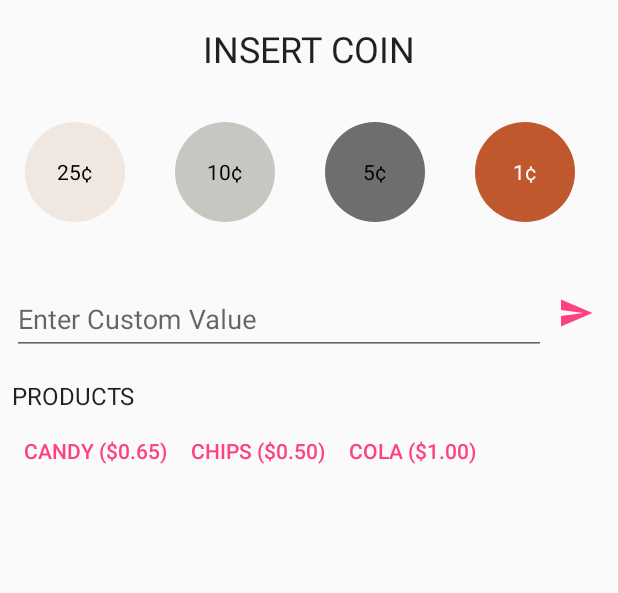
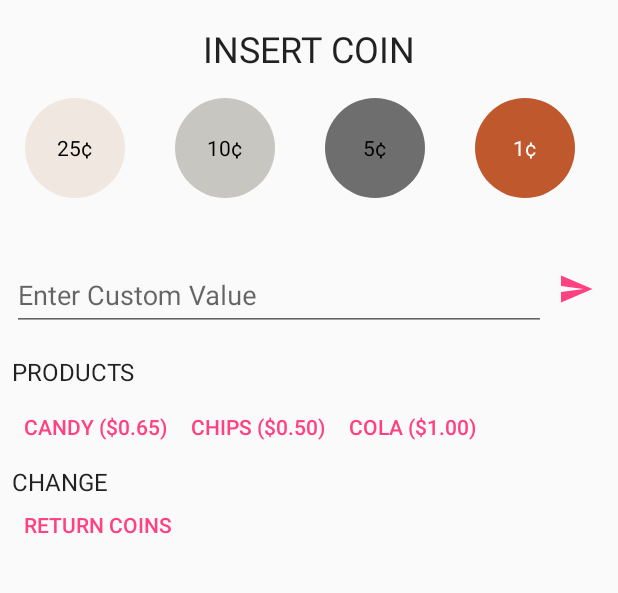
Before and after one commit to AaronRietschlin/VendingMachine-Kata, an Android app: the screen it shows after launch (VendingActivity), after a tap on "25¢", on a phone screen of 412 x 824 dp, the part 84-677 px from its top. Run offline under Robolectric (Android 15) with nearby library versions, the phone set to English and light mode, and no system bars; our stand-ins replace ButterKnife.

Commit message:
Finished support for inserting all change as well as what happens when the return change button is clicked.

```diff
--- a/app/src/main/java/com/ariets/kata/ui/vending/VendingMachineContract.java
+++ b/app/src/main/java/com/ariets/kata/ui/vending/VendingMachineContract.java
@@ -8,6 +8,9 @@ public interface VendingMachineContract {
 
         void setCurrentValue(String currentValue);
 
+        void returnChange(String change);
+
+        void onError(VendingError error);
     }
 
     interface Presenter<View> {
@@ -17,7 +20,13 @@ public interface VendingMachineContract {
 
         void insertCoin(Coin coin);
 
+        void insertCustomValue(String insertedTextString);
+
         String getInitialDisplay();
+
+        void getInitialValue();
+
+        void returnCoins();
     }
 
 }
--- a/app/src/main/java/com/ariets/kata/ui/vending/VendingMachinePresenter.java
+++ b/app/src/main/java/com/ariets/kata/ui/vending/VendingMachinePresenter.java
@@ -6,6 +6,9 @@ import android.support.annotation.VisibleForTesting;
 import com.ariets.kata.model.Coin;
 import com.ariets.kata.model.DisplayProvider;
 import com.ariets.kata.model.VendingMachine;
+
+import static com.ariets.kata.ui.vending.VendingError.INVALID_COIN;
+import static com.ariets.kata.ui.vending.VendingError.NO_COINS;
 
 public class VendingMachinePresenter implements
         VendingMachineContract.Presenter<VendingMachineContract.View> {
@@ -37,12 +40,55 @@ public class VendingMachinePresenter implements
         if (view == null) {
             return;
         }
-        vendingMachine.insertCoin(coin);
-        view.setCurrentValue(vendingMachine.getFormattedCurrentValue());
+        if (vendingMachine.insertCoin(coin)) {
+            onSuccess();
+        } else {
+            onError(coin.getValue());
+        }
+    }
+
+    @Override
+    public void insertCustomValue(String insertedTextString) {
+        try {
+            double value = Double.valueOf(insertedTextString);
+            if (vendingMachine.insertValue(value)) {
+                onSuccess();
+            } else {
+                onError(value);
+            }
+        } catch (NumberFormatException exception) {
+            view.onError(INVALID_COIN);
+        }
     }
 
     @Override
     public String getInitialDisplay() {
         return displayProvider.displayInsertCoin();
     }
+
+    @Override
+    public void getInitialValue() {
+        view.setCurrentValue(vendingMachine.getFormattedCurrentValue());
+    }
+
+    @Override
+    public void returnCoins() {
+        double currentValue = vendingMachine.getCurrentValue();
+        if (currentValue == 0) {
+            view.onError(NO_COINS);
+        } else {
+            view.returnChange(vendingMachine.getFormattedCurrentValue());
+            vendingMachine.returnCoins();
+            view.setCurrentValue(vendingMachine.getFormattedCurrentValue());
+        }
+    }
+
+    private void onSuccess() {
+        view.setCurrentValue(vendingMachine.getFormattedCurrentValue());
+    }
+
+    private void onError(double value) {
+        view.returnChange(displayProvider.displayPrice(value));
+        view.onError(INVALID_COIN);
+    }
 }
--- a/app/src/main/res/layout/activity_main.xml
+++ b/app/src/main/res/layout/activity_main.xml
@@ -31,13 +31,7 @@
 
             <TextView
                 android:id="@+id/vending_tv_display"
-                android:layout_width="wrap_content"
-                android:layout_height="wrap_content"
-                android:layout_gravity="center_horizontal"
-                android:layout_marginBottom="@dimen/spacing_medium"
-                android:layout_marginTop="@dimen/spacing_medium"
-                android:textAllCaps="true"
-                android:textAppearance="@style/TextAppearance.AppCompat.Headline"
+                style="@style/HeaderText"
                 tools:text="INSUFFICIENT FUNDS" />
 
             <HorizontalScrollView
@@ -95,7 +89,10 @@
 
                     <android.support.design.widget.TextInputEditText
                         android:layout_width="match_parent"
-                        android:layout_height="wrap_content" />
+                        android:layout_height="wrap_content"
+                        android:imeOptions="actionGo"
+                        android:inputType="numberDecimal"
+                        android:maxLines="1" />
 
                 </android.support.design.widget.TextInputLayout>
 
@@ -111,15 +108,8 @@
             </LinearLayout>
 
             <TextView
-                android:layout_width="wrap_content"
-                android:layout_height="wrap_content"
-                android:layout_marginTop="@dimen/spacing_medium"
-                android:paddingEnd="@dimen/spacing_small"
-                android:paddingStart="@dimen/spacing_small"
-                android:text="@string/title_products"
-                android:textAllCaps="true"
-                android:textAppearance="@style/TextAppearance.AppCompat.Subhead" />
-
+                style="@style/TitleText"
+                android:text="@string/title_products" />
 
             <HorizontalScrollView
                 android:layout_width="match_parent"
@@ -148,10 +138,28 @@
                         style="@style/ProductButton"
                         app:productType="cola" />
 
-
                 </LinearLayout>
 
             </HorizontalScrollView>
+
+            <TextView
+                style="@style/TitleText"
+                android:layout_marginTop="@dimen/spacing_small"
+                android:text="@string/title_change" />
+
+            <TextView
+                android:id="@+id/vending_btn_coin_return"
+                style="@style/ProductButton"
+                android:paddingEnd="@dimen/spacing_medium"
+                android:paddingStart="@dimen/spacing_medium"
+                android:text="@string/return_coins" />
+
+            <TextView
+                android:id="@+id/vending_tv_coin_return_label"
+                style="@style/HeaderText"
+                android:layout_marginTop="@dimen/spacing_small"
+                tools:text="Change: $0.50" />
+
         </LinearLayout>
     </android.support.v4.widget.NestedScrollView>
 
--- a/app/src/main/res/values/strings.xml
+++ b/app/src/main/res/values/strings.xml
@@ -11,7 +11,12 @@
 
     <string name="custom_value">Enter Custom Value</string>
     <string name="title_products">Products</string>
+    <string name="title_change">Change</string>
     <string name="product_title">%1$s ($%2$s)</string>
+    <string name="return_coins">Return Coins</string>
+    <string name="coin_return_value">Change: %s</string>
+    <string name="no_coins">No coins to return.</string>
+    <string name="invalid_coin">Invalid coin. Only quarters, dimes and nickels accepted. Money has been returned.</string>
 
     <string name="coin_value_penny">1¢</string>
     <string name="coin_value_nickel">5¢</string>
--- a/app/src/main/res/values/styles.xml
+++ b/app/src/main/res/values/styles.xml
@@ -20,4 +20,23 @@
         </item>
     </style>
 
+    <style name="TitleText">
+        <item name="android:layout_width">wrap_content</item>
+        <item name="android:layout_height">wrap_content</item>
+        <item name="android:paddingEnd">@dimen/spacing_small</item>
+        <item name="android:paddingStart">@dimen/spacing_small</item>
+        <item name="android:textAppearance">@style/TextAppearance.AppCompat.Subhead</item>
+        <item name="android:layout_marginTop">@dimen/spacing_medium</item>
+        <item name="android:textAllCaps">true</item>
+    </style>
+
+    <style name="HeaderText">
+        <item name="android:layout_width">wrap_content</item>
+        <item name="android:layout_height">wrap_content</item>
+        <item name="android:layout_gravity">center_horizontal</item>
+        <item name="android:textAppearance">@style/TextAppearance.AppCompat.Headline</item>
+        <item name="android:layout_marginTop">@dimen/spacing_medium</item>
+        <item name="android:textAllCaps">true</item>
+    </style>
+
 </resources>
--- a/model/src/main/java/com/ariets/kata/model/VendingMachine.java
+++ b/model/src/main/java/com/ariets/kata/model/VendingMachine.java
@@ -48,7 +48,12 @@ public class VendingMachine {
         return currentValue;
     }
 
-    @Nullable public String getFormattedCurrentValue() {
+    public void returnCoins() {
+        currentValue = 0;
+    }
+
+    @Nullable
+    public String getFormattedCurrentValue() {
         if (currentValue < 0) {
             currentValue = 0;
         }
```
Also changed, not shown: app/src/main/java/com/ariets/kata/ui/vending/VendingActivity.java (+55 -9 lines), app/src/main/java/com/ariets/kata/ui/vending/VendingError.java (added, +8 -0 lines), app/src/main/java/com/ariets/kata/utils/KeyboardUtils.java (added, +18 -0 lines), 1 other file.
